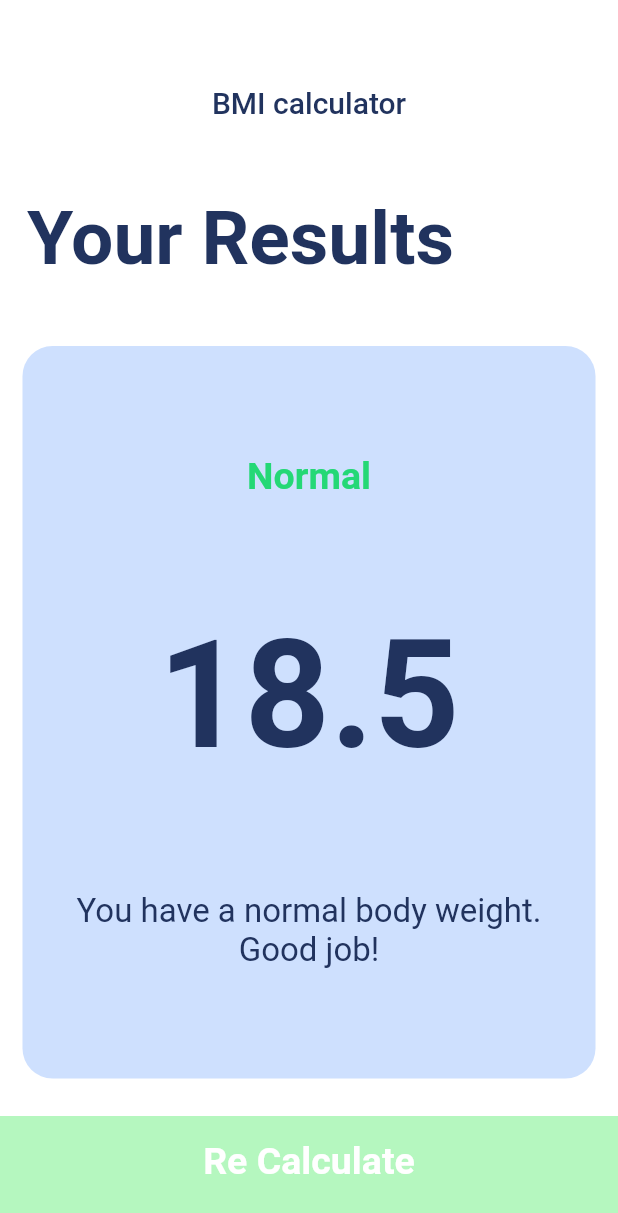
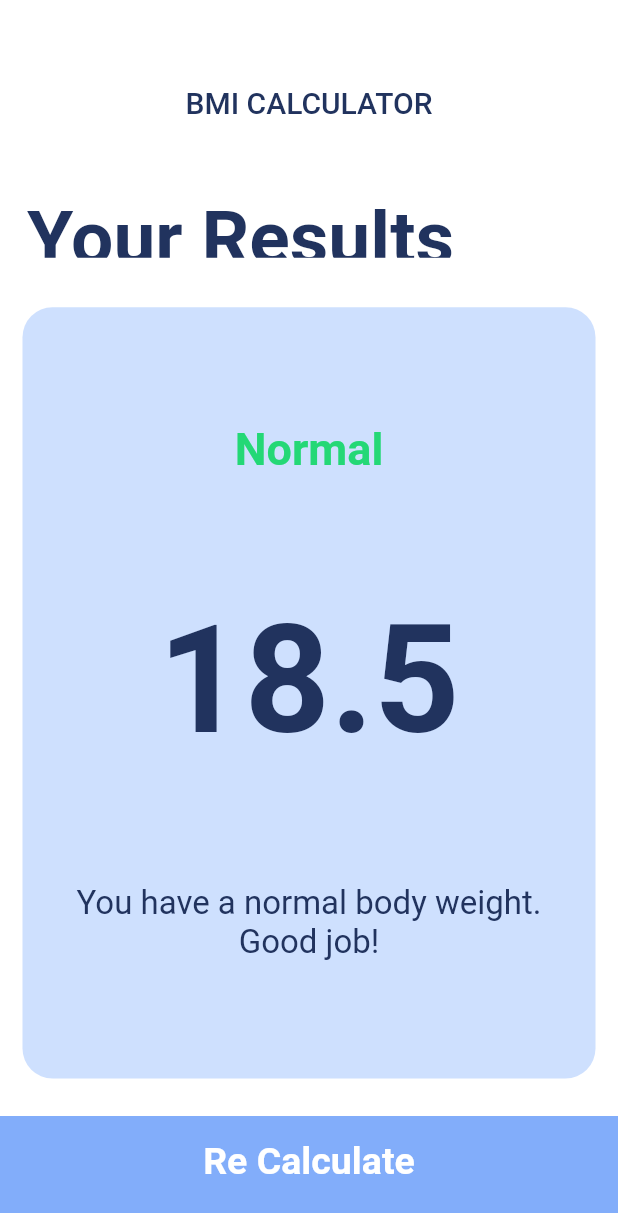
Before and after one commit to aditya222k/BMI-Calculator, a Flutter app: the screen it shows after launch, after a tap on "CALCULATE", on a phone screen of 412 x 824 dp. Shown: the top 1213 px of the screen. Run offline on Flutter 3.47's test engine with Material 2 defaults, Android fonts, the phone set to English and light mode, and no system bars; our stand-ins replace font_awesome_flutter.

Commit message:
BMI calculator

```diff
--- a/bmi_calculator/lib/buttons.dart
+++ b/bmi_calculator/lib/buttons.dart
@@ -37,6 +37,7 @@ class RoundIconButton extends StatelessWidget {
     return RawMaterialButton(
       child: Icon(icon),
       onPressed: onPressed,
+      splashColor: Color(0xFFb8c3dc),
       elevation: 6.0,
       shape: CircleBorder(),
       // fillColor: Color(0xFF4C4F5E),
--- a/bmi_calculator/lib/constant.dart
+++ b/bmi_calculator/lib/constant.dart
@@ -7,7 +7,7 @@ const kActiveCardColour = Color(0xFFcee0fe);
 const kInactiveCardColour = Color(0xFFf4f9fe);
 
 // const kBottomContainerColour = Color(0xFFEB1555);
-const kBottomContainerColour = Color(0xFFb5f7bf);
+const kBottomContainerColour = Color(0xFF82ADfa);
 
 const kLabelTextStyle = TextStyle(
   fontSize: 18.0,
@@ -34,7 +34,7 @@ const kTitleTextStyle = TextStyle(
 
 const kResultTextStyle = TextStyle(
   color: Color(0xFF24D876),
-  fontSize: 25.0,
+  fontSize: 30.0,
   fontWeight: FontWeight.bold,
 );
 
--- a/bmi_calculator/lib/input_page.dart
+++ b/bmi_calculator/lib/input_page.dart
@@ -1,4 +1,5 @@
 import 'package:bmi_calculator/result_page.dart';
+import 'package:flutter/cupertino.dart';
 import 'package:flutter/material.dart';
 import 'package:font_awesome_flutter/font_awesome_flutter.dart';
 import 'reusable.dart';
@@ -10,6 +11,9 @@ import 'calculator_Brain.dart';
 int height = 180;
 int weight = 60;
 int age = 20;
+Gender selectedGender;
+Color indicatorColor;
+Icon indicatorGender;
 
 void reset() {
   height = 0;
@@ -27,8 +31,6 @@ class InputPage extends StatefulWidget {
 }
 
 class _InputPageState extends State<InputPage> {
-  Gender selectedGender;
-
   @override
   Widget build(BuildContext context) {
     return Scaffold(
@@ -39,6 +41,15 @@ class _InputPageState extends State<InputPage> {
             color: Color(0xFF21335e),
           ),
         ),
+        actions: <Widget>[
+          Container(
+            child: genderIndicator(),
+            width: 45,
+            margin: EdgeInsets.all(10),
+            decoration:
+                BoxDecoration(color: Color(0xFFaae0fa), shape: BoxShape.circle),
+          )
+        ],
       ),
       body: Column(
         crossAxisAlignment: CrossAxisAlignment.stretch,
@@ -115,8 +126,9 @@ class _InputPageState extends State<InputPage> {
                     data: SliderTheme.of(context).copyWith(
                       inactiveTrackColor: Color(0xFF8D8E98),
                       activeTrackColor: Colors.white,
-                      thumbColor: Color(0xFFEB1555),
-                      overlayColor: Color(0x29EB1555),
+                      // thumbColor: Color(0xFFEB1555),
+                      thumbColor: Color(0xFF21335e),
+                      overlayColor: Color(0x4021335e),
                       thumbShape:
                           RoundSliderThumbShape(enabledThumbRadius: 15.0),
                       overlayShape:
@@ -250,3 +262,23 @@ class _InputPageState extends State<InputPage> {
     );
   }
 }
+
+Icon genderIndicator() {
+  if (selectedGender == Gender.male) {
+    indicatorGender = Icon(
+      FontAwesomeIcons.male,
+      size: 35,
+    );
+  } else if (selectedGender == Gender.female) {
+    indicatorGender = Icon(
+      FontAwesomeIcons.female,
+      size: 35,
+    );
+  } else {
+    indicatorGender = Icon(
+      FontAwesomeIcons.stickerMule,
+      size: 27,
+    );
+  }
+  return indicatorGender;
+}
--- a/bmi_calculator/lib/result_page.dart
+++ b/bmi_calculator/lib/result_page.dart
@@ -37,7 +37,7 @@ class _ResultsPageState extends State<ResultsPage> {
             child: Padding(
               padding: const EdgeInsets.only(top: 57),
               child: Text(
-                'BMI calculator',
+                'BMI CALCULATOR',
                 style: TextStyle(
                     color: Color(0xFF21335e),
                     fontSize: 20,
@@ -59,7 +59,7 @@ class _ResultsPageState extends State<ResultsPage> {
           )),
         ),
         Expanded(
-            flex: 5,
+            flex: 7,
             child: ReusableCard(
               colour: kActiveCardColour,
               cardChild: Column(
```
